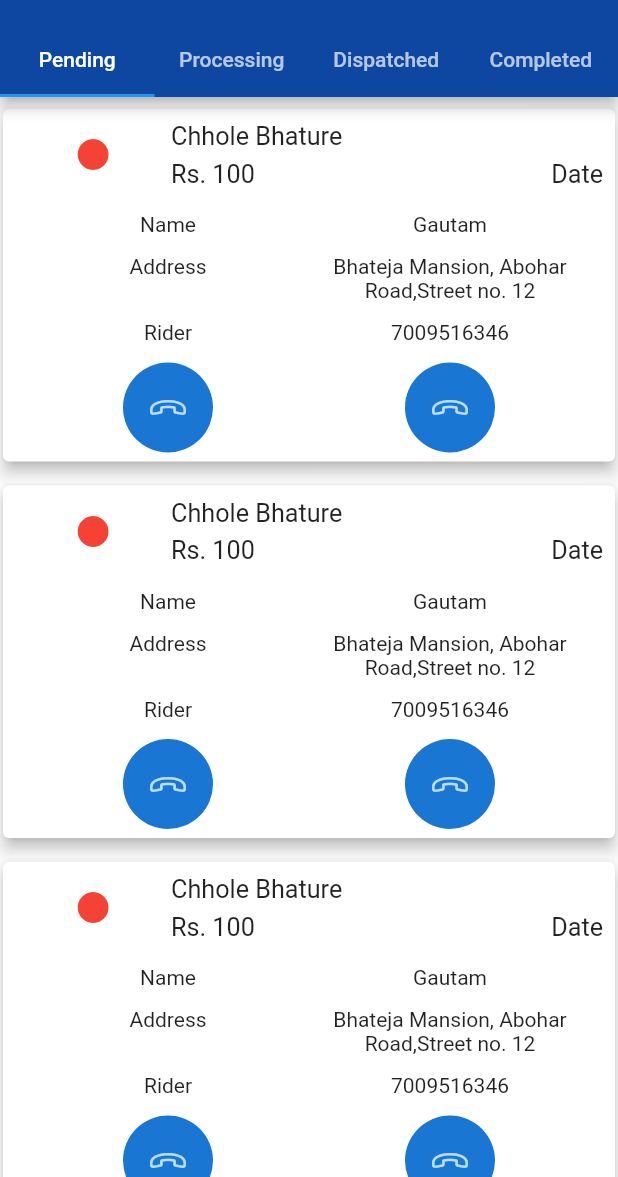
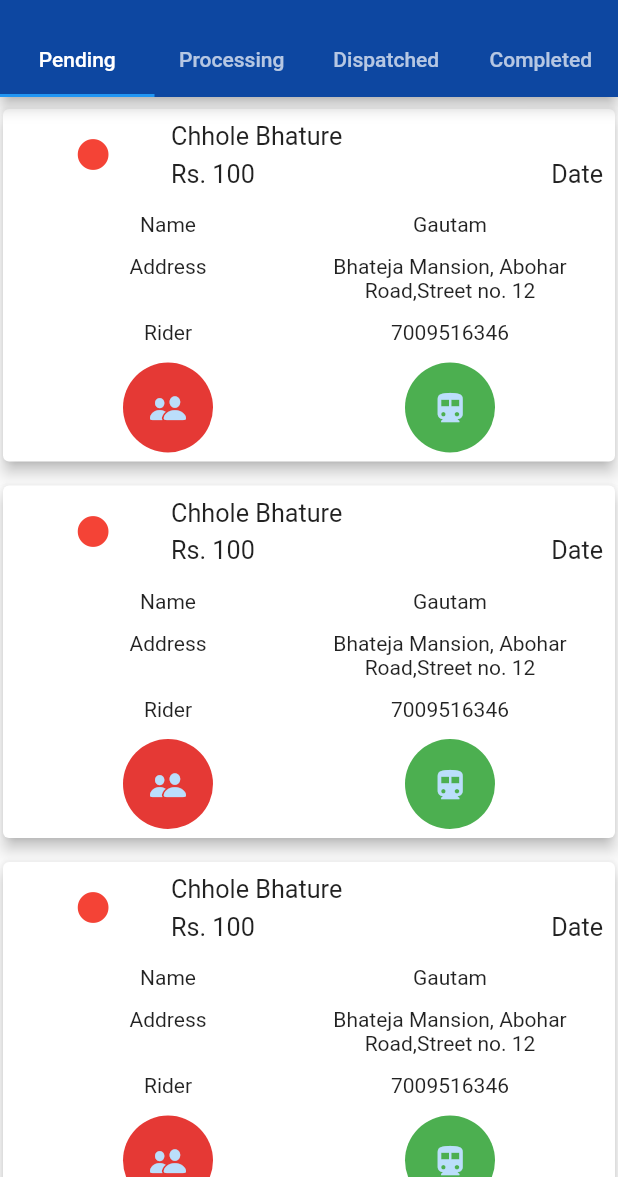
Before and after one commit to gbgamzy/demo_ubun_flutter, a Flutter app: the screen it shows after launch, on a phone screen of 412 x 824 dp, the part 59-1236 px from its top. Run offline on Flutter 3.47's test engine with Material 2 defaults, Android fonts, the phone set to English and light mode, and no system bars; our stand-ins replace flutter_svg, google_fonts, marquee.

Commit message:
OrderTicket icons changed

```diff
--- a/lib/widgets/orders_ticket.dart
+++ b/lib/widgets/orders_ticket.dart
@@ -139,8 +139,8 @@ class TicketOrders extends StatelessWidget {
                           Padding(
                             padding: const EdgeInsets.all(6.0),
                             child: CircleAvatar(
-                              backgroundColor: Colors.blue.shade700,
-                              child:Icon(CupertinoIcons.phone_down),
+                              backgroundColor: Colors.red.shade600,
+                              child:Icon(CupertinoIcons.person_2_fill),
                               radius: 30,
 
                             ),
@@ -148,8 +148,8 @@ class TicketOrders extends StatelessWidget {
                           Padding(
                             padding: const EdgeInsets.all(6.0),
                             child: CircleAvatar(
-                              backgroundColor: Colors.blue.shade700,
-                              child:Icon(CupertinoIcons.phone_down),
+                              backgroundColor: Colors.green,
+                              child:Icon(CupertinoIcons.train_style_one),
                               radius: 30,
 
                             ),
```
Also changed, not shown: 1 other file.
